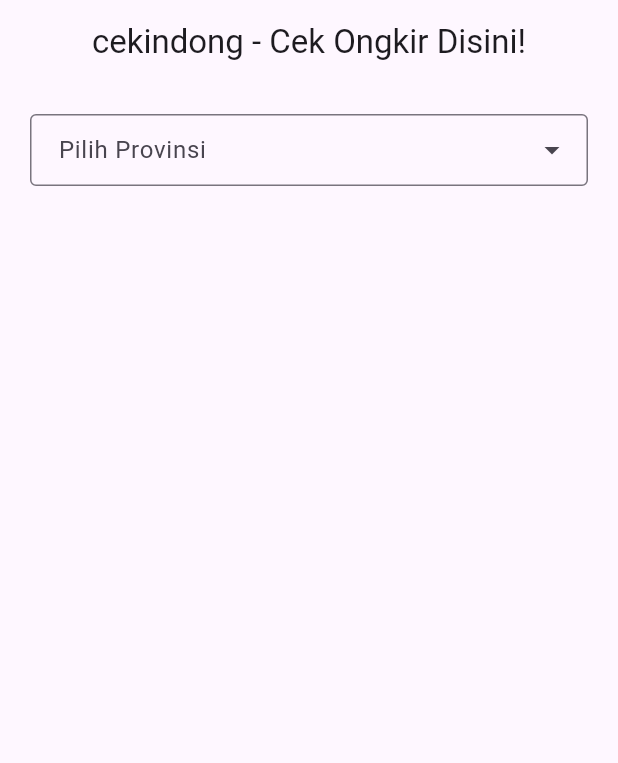
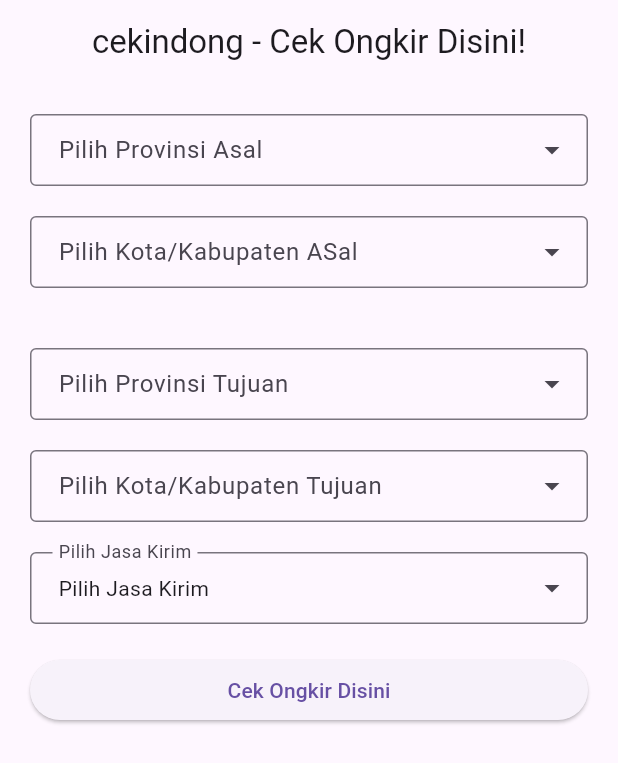
Before and after one commit to AlsoKnownAsZira/cekindong, a Flutter app: the screen it shows after launch, on a phone screen of 412 x 824 dp. Shown: the top 763 px of the screen. Run offline on Flutter 3.47's test engine with Material 3 defaults, Android fonts, the phone set to English and light mode, and no system bars; drawn by our look-alikes of dropdown_search; our stand-ins replace dio, get.

Commit message:
Finished adding dropdown

```diff
--- a/lib/app/modules/home/controllers/home_controller.dart
+++ b/lib/app/modules/home/controllers/home_controller.dart
@@ -1,23 +1,8 @@
 import 'package:get/get.dart';
 
 class HomeController extends GetxController {
-  //TODO: Implement HomeController
-
-  final count = 0.obs;
-  @override
-  void onInit() {
-    super.onInit();
-  }
-
-  @override
-  void onReady() {
-    super.onReady();
-  }
-
-  @override
-  void onClose() {
-    super.onClose();
-  }
-
-  void increment() => count.value++;
+RxString asalProv = "0".obs;
+RxString asalKota = "0".obs;
+RxString tujuanProv = "0".obs;
+RxString tujuanKota = "0".obs;
 }
--- a/lib/app/modules/home/views/home_view.dart
+++ b/lib/app/modules/home/views/home_view.dart
@@ -7,7 +7,6 @@ import 'package:get/get.dart';
 import '../controllers/home_controller.dart';
 import 'package:dropdown_search/dropdown_search.dart';
 import '../../../data/models/city_model.dart';
-import '../../../data/models/province_model.dart';
 
 class HomeView extends GetView<HomeController> {
   const HomeView({Key? key}) : super(key: key);
@@ -31,7 +30,7 @@ class HomeView extends GetView<HomeController> {
               ),
               dropdownDecoratorProps: const DropDownDecoratorProps(
                 dropdownSearchDecoration: InputDecoration(
-                      labelText: "Pilih Provinsi",
+                    labelText: "Pilih Provinsi Asal",
                     contentPadding:
                         EdgeInsets.symmetric(vertical: 10, horizontal: 15),
                     border: OutlineInputBorder()),
@@ -39,13 +38,129 @@ class HomeView extends GetView<HomeController> {
               asyncItems: (text) async {
                 var response = await Dio().get(
                   "https://api.rajaongkir.com/starter/province",
-                    queryParameters: {
-                      "key": "140e0f05297c77ae8ed7e1336a8a784f"
-                    },
+                  queryParameters: {"key": "140e0f05297c77ae8ed7e1336a8a784f"},
                 );
                 return Province.fromJsonList(
                     response.data["rajaongkir"]["results"]);
-                })
+              },
+              onChanged: (value) =>
+                  controller.asalProv.value = value?.provinceId ?? "0",
+            ),
+            const SizedBox(
+              height: 20,
+            ),
+            DropdownSearch<City>(
+              popupProps: PopupProps.menu(
+                showSearchBox: true,
+                itemBuilder: (context, item, isSelected) => ListTile(
+                  selected: isSelected,
+                  title: Text("${item.type} ${item.cityName}"),
+                ),
+              ),
+              dropdownDecoratorProps: const DropDownDecoratorProps(
+                dropdownSearchDecoration: InputDecoration(
+                    labelText: "Pilih Kota/Kabupaten ASal",
+                    contentPadding:
+                        EdgeInsets.symmetric(vertical: 10, horizontal: 15),
+                    border: OutlineInputBorder()),
+              ),
+              asyncItems: (text) async {
+                var response = await Dio().get(
+                  "https://api.rajaongkir.com/starter/city?province=${controller.asalProv}",
+                  queryParameters: {"key": "140e0f05297c77ae8ed7e1336a8a784f"},
+                );
+                return City.fromJsonList(
+                    response.data["rajaongkir"]["results"]);
+              },
+              onChanged: (value) =>
+                  controller.asalKota.value = value?.cityId ?? "0",
+            ),
+            const SizedBox(
+              height: 40,
+            ),
+            DropdownSearch<Province>(
+              popupProps: PopupProps.menu(
+                showSearchBox: true,
+                itemBuilder: (context, item, isSelected) => ListTile(
+                  selected: isSelected,
+                  title: Text("${item.province}"),
+                ),
+              ),
+              dropdownDecoratorProps: const DropDownDecoratorProps(
+                dropdownSearchDecoration: InputDecoration(
+                    labelText: "Pilih Provinsi Tujuan",
+                    contentPadding:
+                        EdgeInsets.symmetric(vertical: 10, horizontal: 15),
+                    border: OutlineInputBorder()),
+              ),
+              asyncItems: (text) async {
+                var response = await Dio().get(
+                  "https://api.rajaongkir.com/starter/province",
+                  queryParameters: {"key": "140e0f05297c77ae8ed7e1336a8a784f"},
+                );
+                return Province.fromJsonList(
+                    response.data["rajaongkir"]["results"]);
+              },
+              onChanged: (value) =>
+                  controller.tujuanProv.value = value?.provinceId ?? "0",
+            ),
+            const SizedBox(
+              height: 20,
+            ),
+            DropdownSearch<City>(
+              popupProps: PopupProps.menu(
+                showSearchBox: true,
+                itemBuilder: (context, item, isSelected) => ListTile(
+                  selected: isSelected,
+                  title: Text("${item.type} ${item.cityName}"),
+                ),
+              ),
+              dropdownDecoratorProps: const DropDownDecoratorProps(
+                dropdownSearchDecoration: InputDecoration(
+                    labelText: "Pilih Kota/Kabupaten Tujuan",
+                    contentPadding:
+                        EdgeInsets.symmetric(vertical: 10, horizontal: 15),
+                    border: OutlineInputBorder()),
+              ),
+              asyncItems: (text) async {
+                var response = await Dio().get(
+                  "https://api.rajaongkir.com/starter/city?province=${controller.tujuanProv}",
+                  queryParameters: {"key": "140e0f05297c77ae8ed7e1336a8a784f"},
+                );
+                return City.fromJsonList(
+                    response.data["rajaongkir"]["results"]);
+              },
+              onChanged: (value) =>
+                  controller.tujuanKota.value = value?.cityId ?? "0",
+            ),
+            const SizedBox(
+              height: 20,
+            ),
+            DropdownSearch<Map<String, dynamic>>(
+              items: [
+                {"code": "jne", "name": "Jalur Nugraha Ekakurir (JNE)"},
+                {"code": "pos", "name": "POS Indonesia (POS)"},
+                {"code": "tiki", "name": "Titipan Kilat (TIKI)"},
+              ],
+              popupProps: PopupProps.menu(
+                showSearchBox: true,
+                itemBuilder: (context, item, isSelected) => ListTile(
+                  selected: isSelected,
+                  title: Text("${item["name"]}"),
+                ),
+              ),
+              dropdownDecoratorProps: const DropDownDecoratorProps(
+                dropdownSearchDecoration: InputDecoration(
+                    labelText: "Pilih Jasa Kirim",
+                    contentPadding:
+                        EdgeInsets.symmetric(vertical: 10, horizontal: 15),
+                    border: OutlineInputBorder())
+                    ,
+              ),
+              dropdownBuilder:(context, selectedItem) => Text("${selectedItem?["name"] ?? "Pilih Jasa Kirim"}") ,
+            ),
+          const  SizedBox(height: 20),
+          ElevatedButton(onPressed: (){}, child: const Text("Cek Ongkir Disini"))
           ],
         ));
   }
```
Lines whose indentation alone changed are shown as unchanged.
